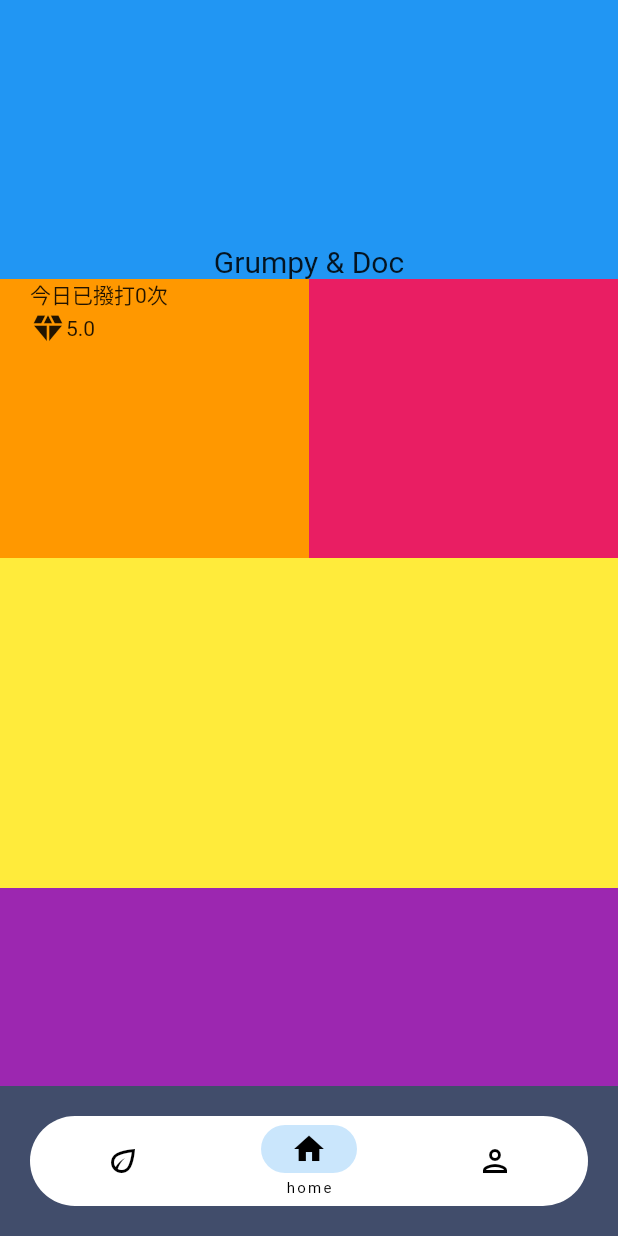
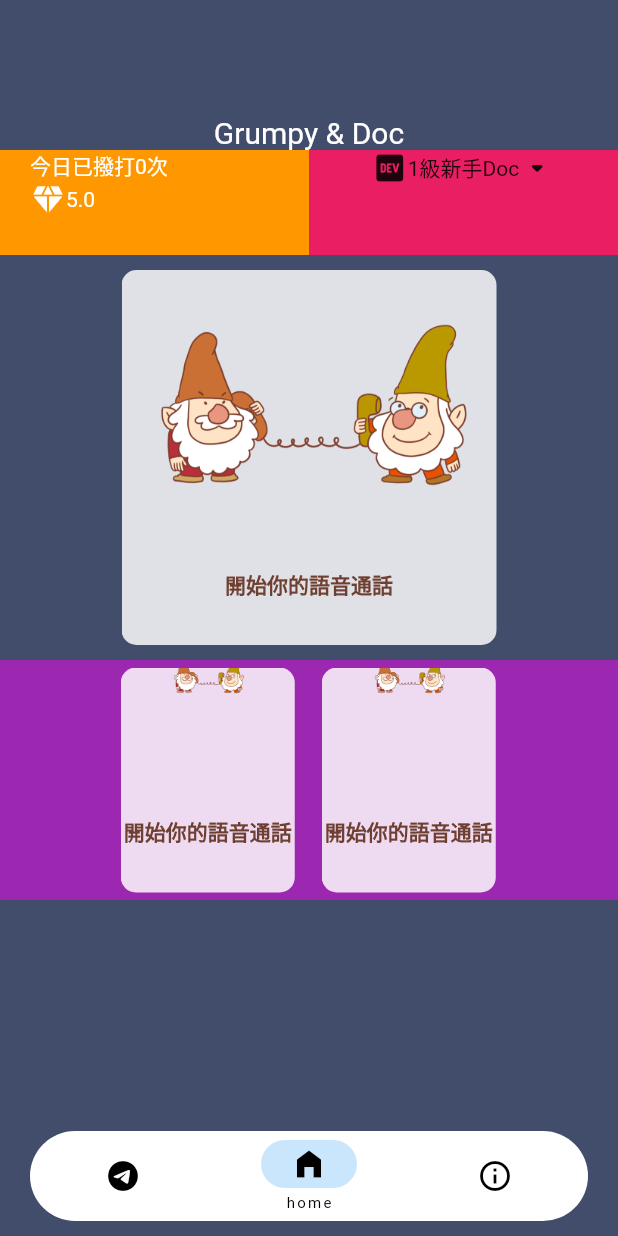
Before and after one commit to william967945/grumpy_doc_app, a Flutter app: the screen it shows after launch, item 2 of the bottom bar chosen, on a phone screen of 412 x 824 dp. Run offline on Flutter 3.47's test engine with Material 2 defaults, Android fonts, the phone set to English and light mode, and no system bars; our stand-ins replace google_fonts, permission_handler; missing offline and left inert: agora_rtc_engine.

Commit message:
add mainButton and basic layout

```diff
--- /dev/null
+++ b/lib/models/btn_mail.dart
@@ -0,0 +1,42 @@
+
+import 'package:flutter/material.dart';
+import 'package:test_project/utils/colors.dart';
+
+class mainbtn_mail extends StatelessWidget {
+  const mainbtn_mail({
+    Key? key,
+  }) : super(key: key);
+
+  @override
+  Widget build(BuildContext context) {
+    return Padding(
+      padding: const EdgeInsets.only(right:1.0),
+      child: Stack(
+          fit: StackFit.loose,
+          alignment: AlignmentDirectional.center,
+          children: [
+            Container(
+              height: 150,
+              width: 116,
+              decoration: BoxDecoration(
+                color: homePageButtonColor,
+                borderRadius: BorderRadius.circular(10.0)) ,
+            ),
+            Positioned(
+              top: -20,
+              child: Image.asset(
+                'assets/images/GP.png',
+                height: 50,
+                width: 50,
+              ),
+            ),
+            Positioned(
+                bottom: 30,
+                child: Text(
+                  "開始你的語音通話",
+                style: TextStyle(color: Color(0xFF6F4031),fontWeight: FontWeight.bold),
+                ),)
+          ]),
+    );
+  }
+}
--- /dev/null
+++ b/lib/models/btn_mainCall.dart
@@ -0,0 +1,39 @@
+
+import 'package:flutter/material.dart';
+import 'package:test_project/utils/colors.dart';
+
+class mainbtn_homepage extends StatelessWidget {
+  const mainbtn_homepage({
+    Key? key,
+  }) : super(key: key);
+
+  @override
+  Widget build(BuildContext context) {
+    return Stack(
+        fit: StackFit.loose,
+        alignment: AlignmentDirectional.center,
+        children: [
+          Container(
+            height: 250,
+            width: 250,
+            decoration: BoxDecoration(
+              color: homePageButtonColor,
+              borderRadius: BorderRadius.circular(10.0)) ,
+          ),
+          Positioned(
+            top: -20,
+            child: Image.asset(
+              'assets/images/GP.png',
+              height: 220,
+              width: 220,
+            ),
+          ),
+          Positioned(
+              bottom: 30,
+              child: Text(
+                "開始你的語音通話",
+              style: TextStyle(color: Color(0xFF6F4031),fontWeight: FontWeight.bold),
+              ),)
+        ]);
+  }
+}
--- /dev/null
+++ b/lib/models/btn_shop.dart
@@ -0,0 +1,39 @@
+
+import 'package:flutter/material.dart';
+import 'package:test_project/utils/colors.dart';
+
+class mainbtn_shop extends StatelessWidget {
+  const mainbtn_shop({
+    Key? key,
+  }) : super(key: key);
+
+  @override
+  Widget build(BuildContext context) {
+    return Stack(
+        fit: StackFit.loose,
+        alignment: AlignmentDirectional.center,
+        children: [
+          Container(
+            height: 150,
+            width: 116,
+            decoration: BoxDecoration(
+              color: homePageButtonColor,
+              borderRadius: BorderRadius.circular(10.0)) ,
+          ),
+          Positioned(
+            top: -20,
+            child: Image.asset(
+              'assets/images/GP.png',
+              height: 50,
+              width: 50,
+            ),
+          ),
+          Positioned(
+              bottom: 30,
+              child: Text(
+                "開始你的語音通話",
+              style: TextStyle(color: Color(0xFF6F4031),fontWeight: FontWeight.bold),
+              ),)
+        ]);
+  }
+}
--- a/lib/pages/homepage.dart
+++ b/lib/pages/homepage.dart
@@ -1,5 +1,11 @@
+import 'dart:ui';
+
 import 'package:flutter/material.dart';
 import 'package:google_fonts/google_fonts.dart';
+import 'package:test_project/models/btn_mail.dart';
+import 'package:test_project/models/btn_mainCall.dart';
+import 'package:test_project/models/btn_shop.dart';
+import 'package:test_project/utils/colors.dart';
 
 const TextStyle _textStyle = TextStyle(
   fontSize: 40,
@@ -18,7 +24,7 @@ class HomePage extends StatefulWidget {
 class _HomePageState extends State<HomePage> {
   int _currentIndex = 0;
   List<Widget> pages = const [
-    Text('eco', style: _textStyle),
+    Text('phone', style: _textStyle),
     Text('home', style: _textStyle),
     Text('person', style: _textStyle),
   ];
@@ -28,26 +34,25 @@ class _HomePageState extends State<HomePage> {
       body: Center(
         child: Column(
           children: [
-            Expanded(
-              child: Container(
+            Container(
+              height: 100,
               alignment: Alignment.bottomCenter,
-                color: Colors.blue,
+              //color: Colors.blue,
               child: Text(
                 "Grumpy & Doc",
                 textAlign: TextAlign.center,
-                  style: GoogleFonts.odorMeanChey(
-                    fontSize: 20,
+                style:
+                    GoogleFonts.odorMeanChey(fontSize: 20, color: Colors.white),
               ),
             ),
-              ),
-            ),
-            Expanded(
-              child: Container(
-                height: 100,
+            Container(
+              height: 70,
               color: Colors.green,
               child:
                   Row(mainAxisAlignment: MainAxisAlignment.center, children: [
-                  Expanded(child: Container(color: Colors.orange,
+                Expanded(
+                    child: Container(
+                  color: Colors.orange,
                   child: Padding(
                     padding: const EdgeInsets.only(left: 20.0),
                     child: Column(
@@ -55,31 +60,78 @@ class _HomePageState extends State<HomePage> {
                         Row(
                           mainAxisAlignment: MainAxisAlignment.start,
                           children: [
-                            Text("今日已撥打0次"),
+                            Text(
+                              "今日已撥打0次",
+                              style: TextStyle(color: Colors.white),
+                            ),
                           ],
                         ),
                         Row(
                           mainAxisAlignment: MainAxisAlignment.start,
                           children: [
-                            Icon(Icons.diamond),
-                            Text("5.0"),
+                            Icon(
+                              Icons.diamond,
+                              color: Colors.white,
+                            ),
+                            Text(
+                              "5.0",
+                              style: TextStyle(color: Colors.white),
+                            ),
                           ],
                         ),
                       ],
                     ),
                   ),
                 )),
-                  Expanded(child: Container(color: Colors.pink)),
+                Expanded(
+                    child: Container(
+                  color: Colors.pink,
+                  child: Column(
+                    children: [
+                      Row(
+                        mainAxisAlignment: MainAxisAlignment.center,
+                        children: [
+                          Icon(Icons.logo_dev),
+                          Text("1級新手Doc"),
+                          Icon(Icons.arrow_drop_down_rounded)
+                        ],
+                      ),
+                      // for notification
+                      Row(
+                        children: [],
+                      )
+                    ],
+                  ),
+                )),
               ]),
             ),
+            Container(
+              height: 270,
+              width: 500,
+              //color: Colors.yellow,
+              child: Center(
+                child: mainbtn_homepage(),
               ),
-            Container(height: 220, width: 500, color: Colors.yellow),
-            Container(height: 132, width: 500, color: Colors.purple),
+            ),
+            Container(
+                height: 160,
+                width: 500,
+                color: Colors.purple,
+                child: Row(
+                  mainAxisAlignment: MainAxisAlignment.center,
+                  children: [
+                    Padding(
+                      padding: const EdgeInsets.only(right:18.0),
+                      child: mainbtn_shop(),
+                    ),
+                    mainbtn_mail(),
+                  ],
+                )),
           ],
         ),
       ),
       bottomNavigationBar: Padding(
-        padding: const EdgeInsets.all(20.0),
+        padding: const EdgeInsets.only(left: 20.0, right: 20.0, bottom: 10.0),
         child: ClipRRect(
           borderRadius: BorderRadius.circular(50.0),
           child: NavigationBar(
@@ -94,18 +146,18 @@ class _HomePageState extends State<HomePage> {
             },
             destinations: const [
               NavigationDestination(
-                selectedIcon: Icon(Icons.eco),
-                icon: Icon(Icons.eco_outlined),
-                label: 'eco',
+                selectedIcon: Icon(Icons.telegram_rounded),
+                icon: Icon(Icons.telegram_outlined),
+                label: 'phone',
               ),
               NavigationDestination(
-                selectedIcon: Icon(Icons.home),
+                selectedIcon: Icon(Icons.home_filled),
                 icon: Icon(Icons.home_outlined),
                 label: 'home',
               ),
               NavigationDestination(
-                selectedIcon: Icon(Icons.person),
-                icon: Icon(Icons.person_outlined),
+                selectedIcon: Icon(Icons.info_rounded),
+                icon: Icon(Icons.info_outlined),
                 label: 'profile',
               ),
             ],
```
Also changed, not shown: pubspec.yaml (+4 -3 lines), assets/images/GP.png (added), lib/models/buttonNaviBar.dart (deleted). Lines whose indentation alone changed are shown as unchanged.
